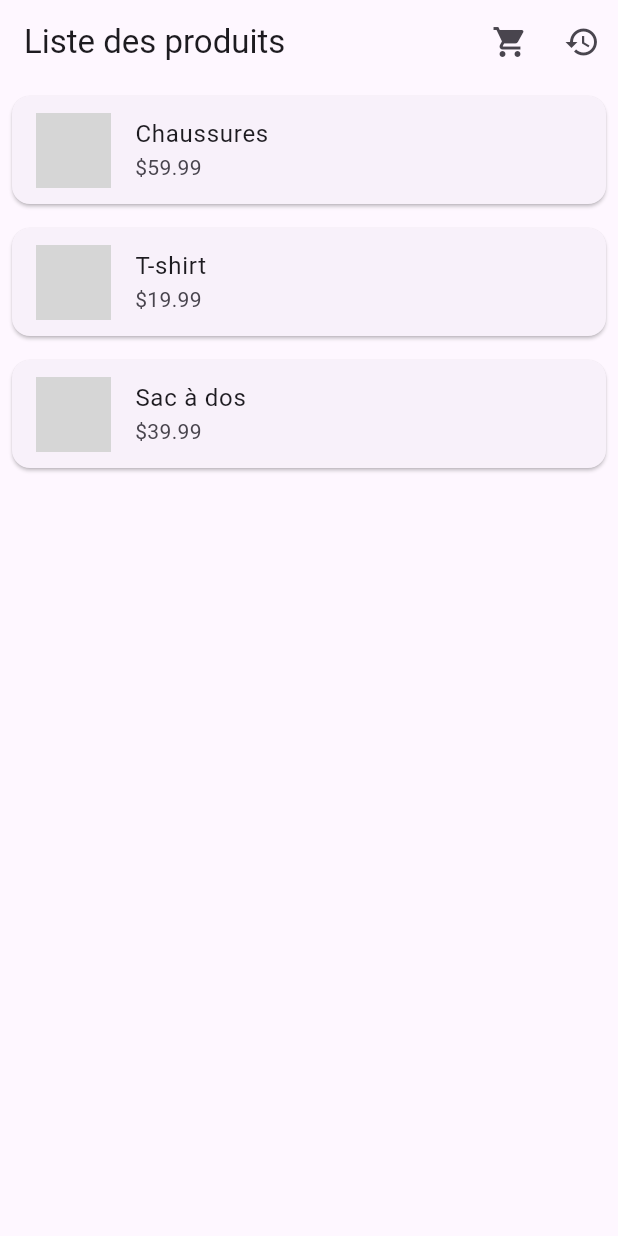
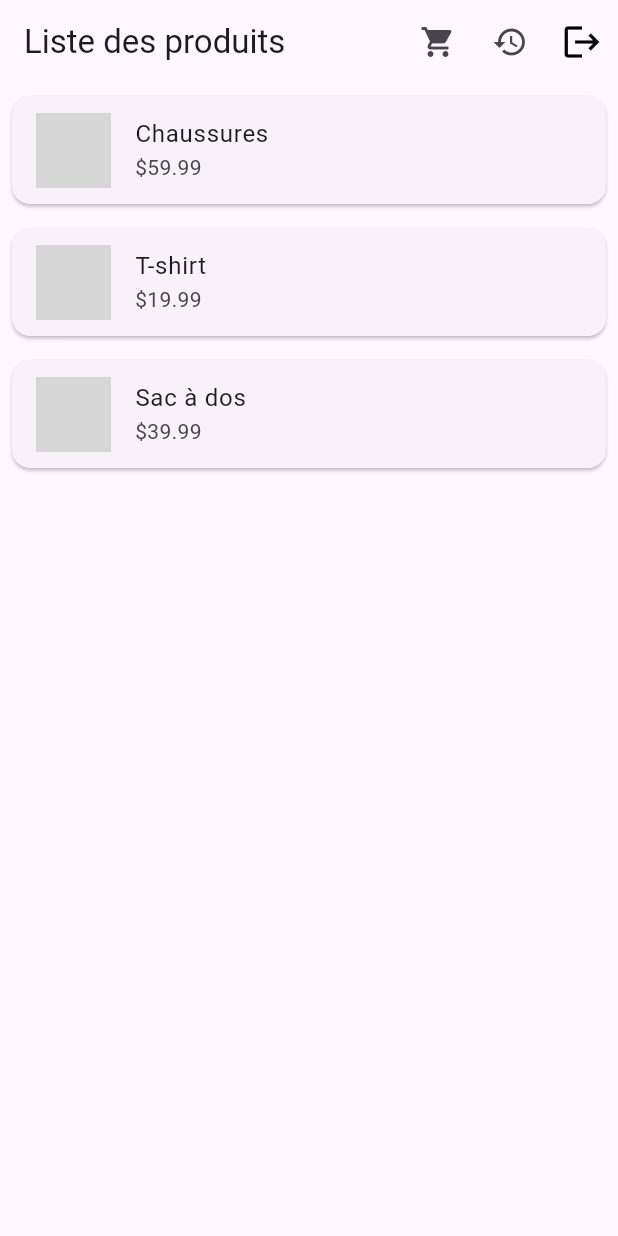
Before and after one commit to AurelienAllenic/flutter-ecommerce, a Flutter app: the ProductListingPage screen opened directly, on a phone screen of 412 x 824 dp. Run offline on Flutter 3.47's test engine with Material 3 defaults, Android fonts, the phone set to English and light mode, and no system bars; our stand-ins replace firebase_auth, firebase_core; accounts and stored records are empty; network calls fail; grey boxes are pictures that could not be loaded.

Commit message:
(feat) added logout btn and previous orders btn

```diff
--- a/lib/main.dart
+++ b/lib/main.dart
@@ -6,7 +6,6 @@ import 'firebase_options.dart';
 Future<void> main() async {
   WidgetsFlutterBinding.ensureInitialized();
 
-  // PLUS DE DOTENV, ON S'EN BAT LES COUILLES
   await Firebase.initializeApp(options: DefaultFirebaseOptions.currentPlatform);
 
   runApp(const MyApp());
--- a/lib/models/order.dart
+++ b/lib/models/order.dart
@@ -1,5 +1,5 @@
-import 'package:flutter/foundation.dart'; // Optional, for better debugging
-import 'cart_item.dart'; // Assuming CartItem is in models/cart_item.dart or adjust path
+import 'package:flutter/foundation.dart';
+import 'cart_item.dart';
 
 class Order {
   final List<CartItem> items;
--- a/lib/pages/orders.dart
+++ b/lib/pages/orders.dart
@@ -1,9 +1,8 @@
 import 'package:flutter/material.dart';
-import 'package:intl/intl.dart'; // Pour formater la date (ajoutez au pubspec.yaml si besoin : intl: ^0.18.0)
-
+import 'package:intl/intl.dart';
 import '../models/order.dart';
 import '../models/cart_item.dart';
-import '../services/order_service.dart'; // Ajustez le chemin si nécessaire
+import '../services/order_service.dart';
 
 class OrdersPage extends StatelessWidget {
   const OrdersPage({super.key});
--- a/lib/pages/product_listing.dart
+++ b/lib/pages/product_listing.dart
@@ -4,7 +4,8 @@ import 'package:flutter/services.dart' show rootBundle;
 import '../models/product.dart';
 import 'product_detail.dart';
 import '../widgets/cart_icon.dart';
-import '../widgets/access_order_button.dart'; // ← Change ça selon le VRAI nom de ton fichier
+import '../widgets/access_order_button.dart';
+import '../widgets/logout_icon.dart';
 
 class ProductListingPage extends StatefulWidget {
   const ProductListingPage({super.key});
@@ -31,13 +32,12 @@ class _ProductListingPageState extends State<ProductListingPage> {
 
       setState(() {
         products = data.map((jsonItem) {
-          // ON MET stripePriceId = '' POUR TOUT → PLUS BESOIN DE .env
           return Product(
             id: jsonItem['id'] ?? 0,
             name: jsonItem['name'] ?? 'Produit sans nom',
             price: (jsonItem['price'] as num?)?.toDouble() ?? 0.0,
             image: jsonItem['image'] ?? 'https://via.placeholder.com/150',
-            stripePriceId: '', // ← VIDE, ON S'EN FOUT
+            stripePriceId: '',
           );
         }).toList();
       });
@@ -53,10 +53,7 @@ class _ProductListingPageState extends State<ProductListingPage> {
     return Scaffold(
       appBar: AppBar(
         title: const Text('Liste des produits'),
-        actions: const [
-          CartIcon(),
-          OrdersIcon(), // ← Si ça plante encore, regarde l’étape 6
-        ],
+        actions: const [CartIcon(), OrdersIcon(), LogoutIcon()],
       ),
       body: products.isEmpty
           ? const Center(child: CircularProgressIndicator())
--- a/lib/widgets/access_order_button.dart
+++ b/lib/widgets/access_order_button.dart
@@ -1,5 +1,5 @@
 import 'package:flutter/material.dart';
-import '../pages/orders.dart'; // Ajustez le chemin vers OrdersPage
+import '../pages/orders.dart';
 
 class OrdersIcon extends StatelessWidget {
   const OrdersIcon({super.key});
@@ -7,9 +7,7 @@ class OrdersIcon extends StatelessWidget {
   @override
   Widget build(BuildContext context) {
     return IconButton(
-      icon: const Icon(
-        Icons.history,
-      ), // Icône pour "historique/commandes", changez si besoin (e.g., Icons.list)
+      icon: const Icon(Icons.history),
       tooltip: 'Voir mes commandes précédentes',
       onPressed: () {
         Navigator.push(
--- /dev/null
+++ b/lib/widgets/logout_icon.dart
@@ -0,0 +1,24 @@
+import 'package:flutter/material.dart';
+import 'package:firebase_auth/firebase_auth.dart';
+
+class LogoutIcon extends StatelessWidget {
+  final Color color;
+  final double size;
+
+  const LogoutIcon({super.key, this.color = Colors.black, this.size = 28});
+
+  Future<void> _logout(BuildContext context) async {
+    await FirebaseAuth.instance.signOut();
+
+    Navigator.of(context).pushNamedAndRemoveUntil('/', (route) => false);
+  }
+
+  @override
+  Widget build(BuildContext context) {
+    return IconButton(
+      icon: Icon(Icons.logout, color: color, size: size),
+      onPressed: () => _logout(context),
+      tooltip: "Se déconnecter",
+    );
+  }
+}
```
Also changed, not shown: lib/pages/cart_page.dart (+5 -10 lines), lib/pages/product_detail.dart (+6 -2 lines).
